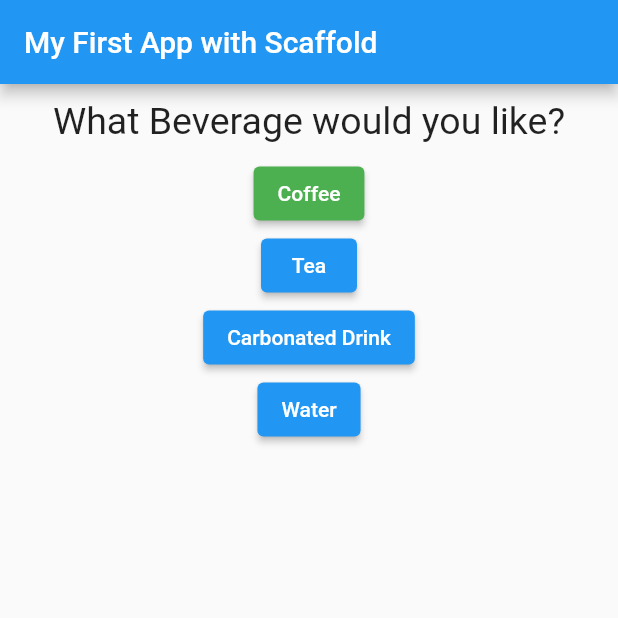
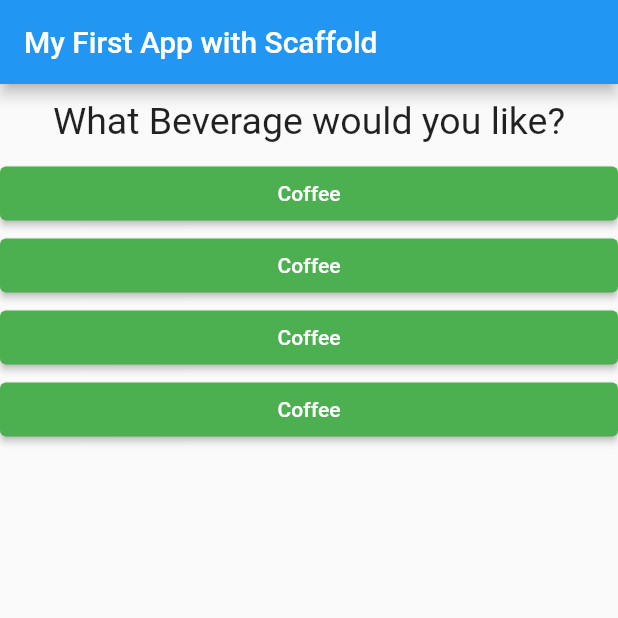
Before and after one commit to kali-dass/flutter_my_app_v2, a Flutter app: the screen it shows after launch, on a phone screen of 412 x 824 dp, the top half of it. Run offline on Flutter 3.47's test engine with Material 2 defaults, Android fonts, the phone set to English and light mode, and no system bars.

Commit message:
Passing a function ref to another class for execution

```diff
--- /dev/null
+++ b/lib/answer.dart
@@ -0,0 +1,22 @@
+import 'package:flutter/material.dart';
+import 'package:flutter/src/widgets/container.dart';
+import 'package:flutter/src/widgets/framework.dart';
+
+class Answer extends StatelessWidget {
+  final VoidCallback selectHandler;
+
+  Answer(this.selectHandler);
+
+  @override
+  Widget build(BuildContext context) {
+    return Container(
+      width: double.infinity,
+      child: ElevatedButton(
+        onPressed: selectHandler,
+        child: Text('Coffee'),
+        style: ButtonStyle(
+            backgroundColor: MaterialStateProperty.all(Colors.green)),
+      ),
+    );
+  }
+}
--- a/lib/main.dart
+++ b/lib/main.dart
@@ -1,6 +1,7 @@
 import 'package:flutter/material.dart';
 
 import './question.dart';
+import './answer.dart';
 
 // void main() {
 //   runApp(MyApp());
@@ -41,27 +42,10 @@ class _MyAppState extends State<MyApp> {
         body: Column(
           children: [
             Question(questions[_questionIndiex]),
-            ElevatedButton(
-              onPressed: _answerToQuestions,
-              child: Text('Coffee'),
-              style: ButtonStyle(
-                  backgroundColor: MaterialStateProperty.all(Colors.green)),
-            ),
-            ElevatedButton(
-              onPressed: () => print('Tea Choosen'),
-              child: Text('Tea'),
-            ),
-            ElevatedButton(
-              onPressed: () {
-                print('OMG this one');
-                print('Carbonated Drink');
-              },
-              child: Text('Carbonated Drink'),
-            ),
-            ElevatedButton(
-              onPressed: _answerToQuestions,
-              child: Text('Water'),
-            ),
+            Answer(_answerToQuestions),
+            Answer(_answerToQuestions),
+            Answer(_answerToQuestions),
+            Answer(_answerToQuestions),
           ],
         ),
       ),
```
